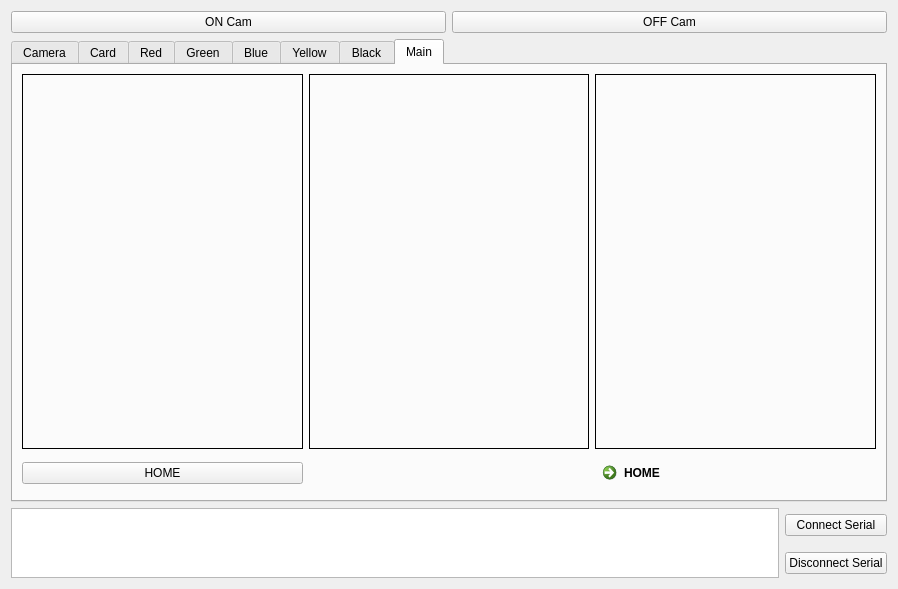
Above: demo2gui.ui from NickPolakrit/ImagePro67Gui before the change. Below: the same form after it.
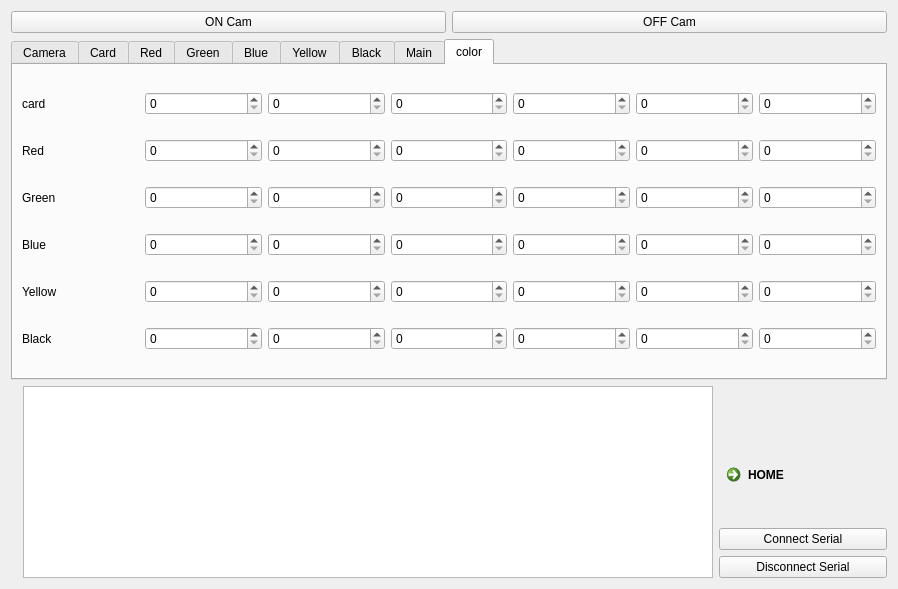
That is the form after the change. The open tabs and pages were chosen to show the change.

The edit to the form file:
```diff
--- a/demo2gui.ui
+++ b/demo2gui.ui
@@ -14,7 +14,56 @@
    <string>Dialog</string>
   </property>
   <layout class="QGridLayout" name="gridLayout_13">
-   <item row="2" column="0" colspan="2">
+   <item row="1" column="0" colspan="4">
+    <layout class="QHBoxLayout" name="horizontalLayout_2">
+     <item>
+      <widget class="QPushButton" name="start_button">
+       <property name="sizePolicy">
+        <sizepolicy hsizetype="Preferred" vsizetype="Preferred">
+         <horstretch>0</horstretch>
+         <verstretch>0</verstretch>
+        </sizepolicy>
+       </property>
+       <property name="text">
+        <string>ON Cam</string>
+       </property>
+       <property name="autoDefault">
+        <bool>false</bool>
+       </property>
+       <property name="default">
+        <bool>false</bool>
+       </property>
+      </widget>
+     </item>
+     <item>
+      <widget class="QPushButton" name="stop_button">
+       <property name="sizePolicy">
+        <sizepolicy hsizetype="Preferred" vsizetype="Preferred">
+         <horstretch>0</horstretch>
+         <verstretch>0</verstretch>
+        </sizepolicy>
+       </property>
+       <property name="text">
+        <string>OFF Cam</string>
+       </property>
+       <property name="autoDefault">
+        <bool>false</bool>
+       </property>
+      </widget>
+     </item>
+    </layout>
+   </item>
+   <item row="10" column="3">
+    <widget class="QPushButton" name="pushButton_2">
+     <property name="text">
+      <string>Disconnect Serial</string>
+     </property>
+     <property name="autoDefault">
+      <bool>false</bool>
+     </property>
+    </widget>
+   </item>
+   <item row="2" column="0" colspan="4">
     <widget class="QTabWidget" name="tabWidget">
      <property name="currentIndex">
       <number>7</number>
@@ -1275,7 +1324,7 @@
        <string>Main</string>
       </attribute>
       <layout class="QGridLayout" name="gridLayout_21">
-       <item row="0" column="2">
+       <item row="0" column="7">
         <widget class="QLabel" name="card_output3">
          <property name="frameShape">
           <enum>QFrame::Box</enum>
@@ -1285,17 +1334,7 @@
          </property>
         </widget>
        </item>
-       <item row="0" column="0">
-        <widget class="QLabel" name="card_output">
-         <property name="frameShape">
-          <enum>QFrame::Box</enum>
-         </property>
-         <property name="text">
-          <string/>
-         </property>
-        </widget>
-       </item>
-       <item row="0" column="1">
+       <item row="0" column="3">
         <widget class="QLabel" name="card_output2">
          <property name="frameShape">
           <enum>QFrame::Box</enum>
@@ -1305,38 +1344,178 @@
          </property>
         </widget>
        </item>
-       <item row="1" column="2">
-        <widget class="QCommandLinkButton" name="commandLinkButton">
-         <property name="styleSheet">
-          <string notr="true"/>
+       <item row="0" column="1">
+        <widget class="QLabel" name="card_output">
+         <property name="frameShape">
+          <enum>QFrame::Box</enum>
          </property>
          <property name="text">
-          <string>HOME</string>
+          <string/>
          </property>
         </widget>
+       </item>
+      </layout>
+     </widget>
+     <widget class="QWidget" name="tab_8">
+      <attribute name="title">
+       <string>color</string>
+      </attribute>
+      <layout class="QGridLayout" name="gridLayout_22">
+       <item row="0" column="1">
+        <widget class="QSpinBox" name="card_lh2"/>
+       </item>
+       <item row="0" column="0">
+        <widget class="QLabel" name="label_42">
+         <property name="text">
+          <string>card</string>
+         </property>
+        </widget>
+       </item>
+       <item row="4" column="4">
+        <widget class="QSpinBox" name="green_lv2"/>
+       </item>
+       <item row="0" column="4">
+        <widget class="QSpinBox" name="card_lv2"/>
+       </item>
+       <item row="5" column="3">
+        <widget class="QSpinBox" name="blue_ls2"/>
+       </item>
+       <item row="4" column="0">
+        <widget class="QLabel" name="label_37">
+         <property name="text">
+          <string>Green</string>
+         </property>
+        </widget>
+       </item>
+       <item row="5" column="4">
+        <widget class="QSpinBox" name="blue_lv2"/>
+       </item>
+       <item row="0" column="3">
+        <widget class="QSpinBox" name="card_ls2"/>
+       </item>
+       <item row="6" column="8">
+        <widget class="QSpinBox" name="yellow_uv2"/>
+       </item>
+       <item row="4" column="1">
+        <widget class="QSpinBox" name="green_lh2"/>
+       </item>
+       <item row="7" column="0">
+        <widget class="QLabel" name="label_41">
+         <property name="text">
+          <string>Black</string>
+         </property>
+        </widget>
+       </item>
+       <item row="4" column="3">
+        <widget class="QSpinBox" name="green_ls2"/>
+       </item>
+       <item row="7" column="1">
+        <widget class="QSpinBox" name="black_lh2"/>
+       </item>
+       <item row="5" column="7">
+        <widget class="QSpinBox" name="blue_us2"/>
+       </item>
+       <item row="6" column="1">
+        <widget class="QSpinBox" name="yellow_lh2"/>
+       </item>
+       <item row="6" column="0">
+        <widget class="QLabel" name="label_40">
+         <property name="text">
+          <string>Yellow</string>
+         </property>
+        </widget>
+       </item>
+       <item row="5" column="0">
+        <widget class="QLabel" name="label_39">
+         <property name="text">
+          <string>Blue</string>
+         </property>
+        </widget>
+       </item>
+       <item row="4" column="8">
+        <widget class="QSpinBox" name="green_uv2"/>
+       </item>
+       <item row="5" column="8">
+        <widget class="QSpinBox" name="blue_uv2"/>
+       </item>
+       <item row="1" column="4">
+        <widget class="QSpinBox" name="red_lv2"/>
+       </item>
+       <item row="7" column="6">
+        <widget class="QSpinBox" name="black_uh2"/>
+       </item>
+       <item row="4" column="6">
+        <widget class="QSpinBox" name="green_uh2"/>
+       </item>
+       <item row="7" column="7">
+        <widget class="QSpinBox" name="black_us2"/>
+       </item>
+       <item row="7" column="3">
+        <widget class="QSpinBox" name="black_ls2"/>
+       </item>
+       <item row="6" column="4">
+        <widget class="QSpinBox" name="yellow_lv2"/>
+       </item>
+       <item row="7" column="4">
+        <widget class="QSpinBox" name="black_lv2"/>
+       </item>
+       <item row="6" column="3">
+        <widget class="QSpinBox" name="yellow_ls2"/>
+       </item>
+       <item row="1" column="7">
+        <widget class="QSpinBox" name="red_us2"/>
+       </item>
+       <item row="1" column="8">
+        <widget class="QSpinBox" name="red_uv2"/>
+       </item>
+       <item row="1" column="1">
+        <widget class="QSpinBox" name="red_lh2"/>
+       </item>
+       <item row="1" column="3">
+        <widget class="QSpinBox" name="red_ls2"/>
        </item>
        <item row="1" column="0">
-        <widget class="QPushButton" name="pushButton_3">
-         <property name="styleSheet">
-          <string notr="true"/>
-         </property>
+        <widget class="QLabel" name="label_38">
          <property name="text">
-          <string>HOME</string>
+          <string>Red</string>
          </property>
         </widget>
        </item>
+       <item row="1" column="6">
+        <widget class="QSpinBox" name="red_uh2"/>
+       </item>
+       <item row="4" column="7">
+        <widget class="QSpinBox" name="green_us2"/>
+       </item>
+       <item row="7" column="8">
+        <widget class="QSpinBox" name="black_uv2"/>
+       </item>
+       <item row="6" column="7">
+        <widget class="QSpinBox" name="yellow_us2"/>
+       </item>
+       <item row="5" column="1">
+        <widget class="QSpinBox" name="blue_lh2"/>
+       </item>
+       <item row="6" column="6">
+        <widget class="QSpinBox" name="yellow_uh2"/>
+       </item>
+       <item row="5" column="6">
+        <widget class="QSpinBox" name="blue_uh2"/>
+       </item>
+       <item row="0" column="6">
+        <widget class="QSpinBox" name="card_uh2"/>
+       </item>
+       <item row="0" column="7">
+        <widget class="QSpinBox" name="card_us2"/>
+       </item>
+       <item row="0" column="8">
+        <widget class="QSpinBox" name="card_uv2"/>
+       </item>
       </layout>
      </widget>
     </widget>
    </item>
-   <item row="3" column="0" rowspan="2">
-    <widget class="QPlainTextEdit" name="plainTextEdit">
-     <property name="readOnly">
-      <bool>true</bool>
-     </property>
-    </widget>
-   </item>
-   <item row="3" column="1">
+   <item row="9" column="3">
     <widget class="QPushButton" name="pushButton">
      <property name="text">
       <string>Connect Serial</string>
@@ -1346,54 +1525,18 @@
      </property>
     </widget>
    </item>
-   <item row="4" column="1">
-    <widget class="QPushButton" name="pushButton_2">
+   <item row="8" column="3">
+    <widget class="QCommandLinkButton" name="commandLinkButton">
+     <property name="styleSheet">
+      <string notr="true"/>
+     </property>
      <property name="text">
-      <string>Disconnect Serial</string>
-     </property>
-     <property name="autoDefault">
-      <bool>false</bool>
+      <string>HOME</string>
      </property>
     </widget>
    </item>
-   <item row="1" column="0" colspan="2">
-    <layout class="QHBoxLayout" name="horizontalLayout_2">
-     <item>
-      <widget class="QPushButton" name="start_button">
-       <property name="sizePolicy">
-        <sizepolicy hsizetype="Preferred" vsizetype="Preferred">
-         <horstretch>0</horstretch>
-         <verstretch>0</verstretch>
-        </sizepolicy>
-       </property>
-       <property name="text">
-        <string>ON Cam</string>
-       </property>
-       <property name="autoDefault">
-        <bool>false</bool>
-       </property>
-       <property name="default">
-        <bool>false</bool>
-       </property>
-      </widget>
-     </item>
-     <item>
-      <widget class="QPushButton" name="stop_button">
-       <property name="sizePolicy">
-        <sizepolicy hsizetype="Preferred" vsizetype="Preferred">
-         <horstretch>0</horstretch>
-         <verstretch>0</verstretch>
-        </sizepolicy>
-       </property>
-       <property name="text">
-        <string>OFF Cam</string>
-       </property>
-       <property name="autoDefault">
-        <bool>false</bool>
-       </property>
-      </widget>
-     </item>
-    </layout>
+   <item row="7" column="2" rowspan="4">
+    <widget class="QTextBrowser" name="debugTextBrowser"/>
    </item>
   </layout>
  </widget>
```
Left out of the diff: 142 changed lines with no effect on the pictures.
